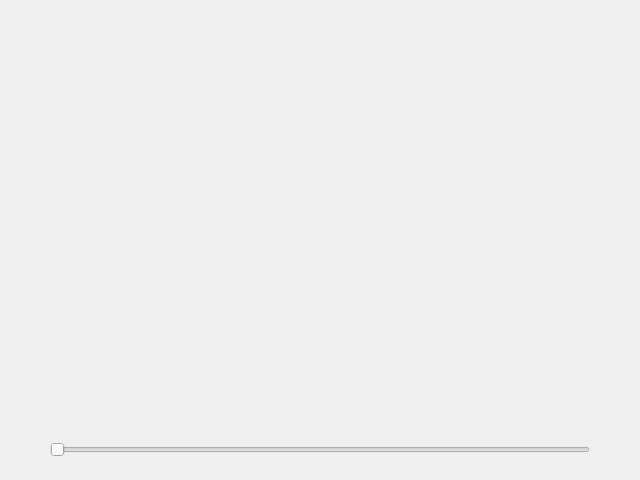
anishp/conchoid, file dialog.ui: the form before one commit.
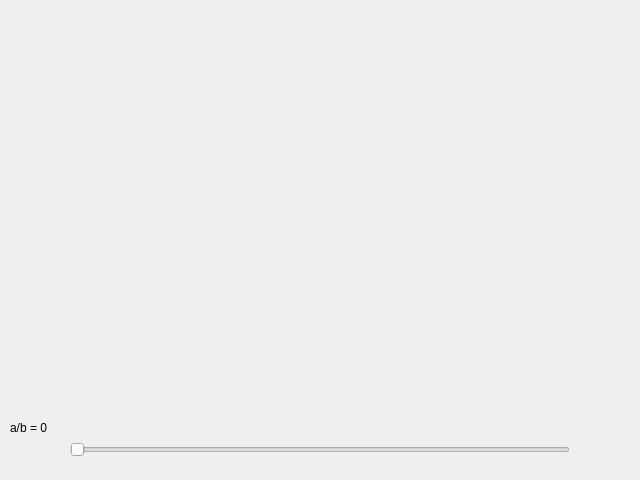
The form after the commit.

Commit message: Working conchoid of nicomedes

Diff of the .ui file:
```diff
--- a/dialog.ui
+++ b/dialog.ui
@@ -16,9 +16,9 @@
   <widget class="QSlider" name="horizontalSlider">
    <property name="geometry">
     <rect>
-     <x>50</x>
+     <x>70</x>
      <y>440</y>
-     <width>540</width>
+     <width>500</width>
      <height>20</height>
     </rect>
    </property>
@@ -26,6 +26,19 @@
     <enum>Qt::Horizontal</enum>
    </property>
   </widget>
+  <widget class="QLabel" name="label">
+   <property name="geometry">
+    <rect>
+     <x>10</x>
+     <y>420</y>
+     <width>91</width>
+     <height>16</height>
+    </rect>
+   </property>
+   <property name="text">
+    <string>a/b = 0</string>
+   </property>
+  </widget>
  </widget>
  <layoutdefault spacing="6" margin="11"/>
  <resources/>
```
Left out of the diff: 2 changed lines with no effect on the pictures. The commit also changes 2 other files.
